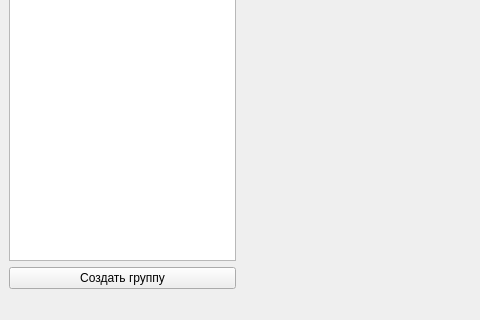
This is resources/templates/gen.ui in ventanolemon/Generator as Qt 5 draws it before an edit; both pictures show x 0 to 480 and y 327 to 647 of the 933 by 647 pixel window. The edited form follows.
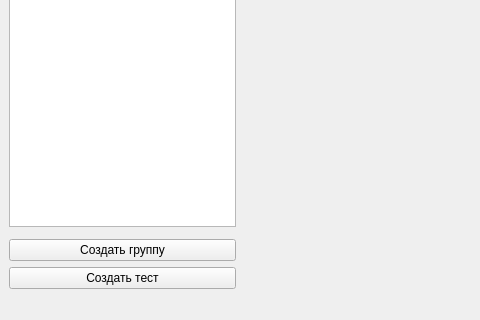
This is the edited form.

What changed in the file:
```diff
--- a/resources/templates/gen.ui
+++ b/resources/templates/gen.ui
@@ -16,14 +16,35 @@
   <widget class="QWidget" name="centralwidget">
    <layout class="QGridLayout" name="gridLayout_2">
     <item row="0" column="0">
-     <layout class="QGridLayout" name="gridLayout" rowstretch="1,0,0,0" columnstretch="2,6">
-      <item row="1" column="0">
-       <widget class="QComboBox" name="subject"/>
-      </item>
+     <layout class="QGridLayout" name="gridLayout" rowstretch="1,0,0,0,0,0,0" columnstretch="2,6">
       <item row="2" column="0">
+       <widget class="QComboBox" name="subject"/>
+      </item>
+      <item row="3" column="0">
        <widget class="QListWidget" name="type"/>
       </item>
-      <item row="1" column="1" rowspan="3">
+      <item row="0" column="0">
+       <widget class="QPushButton" name="profile">
+        <property name="text">
+         <string>Профиль</string>
+        </property>
+       </widget>
+      </item>
+      <item row="5" column="0">
+       <widget class="QPushButton" name="groupButton">
+        <property name="text">
+         <string>Создать группу</string>
+        </property>
+       </widget>
+      </item>
+      <item row="6" column="0">
+       <widget class="QPushButton" name="testButton">
+        <property name="text">
+         <string>Создать тест</string>
+        </property>
+       </widget>
+      </item>
+      <item row="2" column="1" rowspan="5">
        <widget class="QWidget" name="generator" native="true">
         <widget class="QPushButton" name="generateButton">
          <property name="geometry">
@@ -83,20 +104,6 @@
         <zorder>answerButton</zorder>
        </widget>
       </item>
-      <item row="0" column="0">
-       <widget class="QPushButton" name="profile">
-        <property name="text">
-         <string>Профиль</string>
-        </property>
-       </widget>
-      </item>
-      <item row="3" column="0">
-       <widget class="QPushButton" name="groupButton">
-        <property name="text">
-         <string>Создать группу</string>
-        </property>
-       </widget>
-      </item>
      </layout>
     </item>
    </layout>
```
